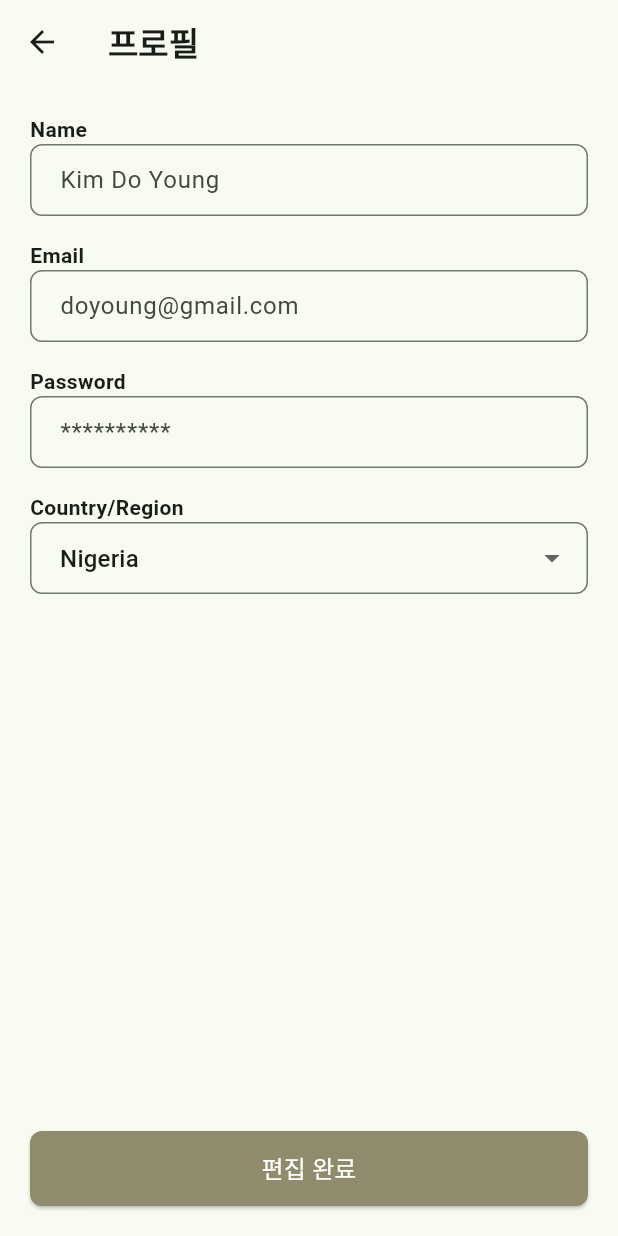
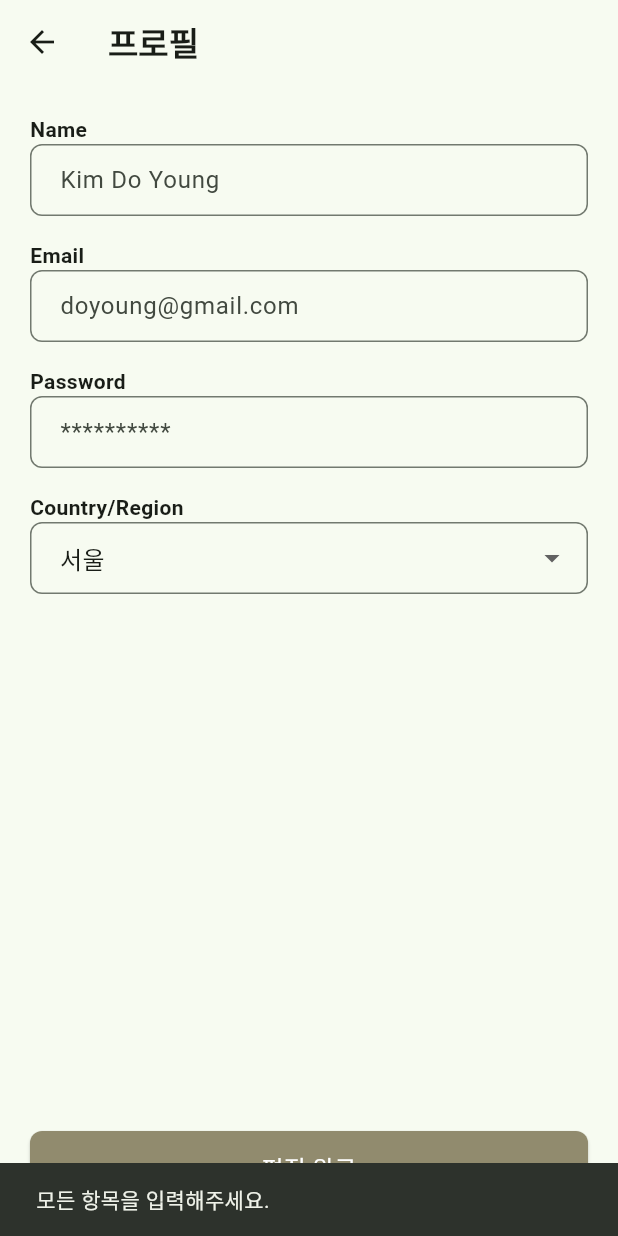
Before and after one commit to binseoyun/ForOurDisaster, a Flutter app: the ProfileScreen screen opened directly, after a tap on "편집 완료", on a phone screen of 412 x 824 dp. Run offline on Flutter 3.47's test engine with Material 3 defaults, Android fonts, the phone set to English and light mode, and no system bars; our stand-ins replace cloud_firestore, firebase_auth, firebase_core, shared_preferences; accounts and stored records are empty; Roboto replaces fonts that are missing (Pretendard).

Commit message:
stroe에 기본 데이터 베이스 입력하고 이를 uid를 통해서 저장가능하고 변경가능 하게 시도중

```diff
--- a/lib/screens/editprofile_screen.dart
+++ b/lib/screens/editprofile_screen.dart
@@ -1,5 +1,8 @@
 import 'package:flutter/material.dart';
 import 'package:cloud_firestore/cloud_firestore.dart'; //나중에 firestore 만들어서 연결해야함
+import 'package:firebase_auth/firebase_auth.dart'; //현재 로그인된 사용자의 uid를 불러와야 함
+
+
 
 class ProfileScreen extends StatefulWidget { //프로필 화면을 구성하는 StatefulWidget
   const ProfileScreen({super.key});
@@ -13,13 +16,35 @@ class _ProfileScreenState extends State<ProfileScreen> { //상태 클래스, 이
   final _nameController = TextEditingController(); //이름
   final _emailController = TextEditingController(); //이메일
   final _passwordController = TextEditingController(); //password
-  String _selectedCountry = 'Nigeria'; //국가
+  String _city = '서울'; //지역
 
 //드롭다운에 표시될 국가 목록 리스트
  //재난 문자 api 받게 되면 지역이 어떻게 분리되는지 확인 후 작업 진행
-  final List<String> countries = ['Nigeria', 'South Korea', 'USA', 'Japan', 'Germany'];
+  final List<String> city = ['서울', '대전', '부산', '인천', '광주'];
 
+//Firestore에서 기존 사용자 데이터 불러오기
+ Future<void> _loadUserProfile() async {
+    final uid = FirebaseAuth.instance.currentUser?.uid;
+    if (uid == null) return;
+
+    final doc = await FirebaseFirestore.instance.collection('users').doc(uid).get();
+    if (doc.exists) {
+      final data = doc.data()!;
+      _nameController.text = data['name'] ?? '';
+      _emailController.text = data['email'] ?? '';
+      _passwordController.text = data['password'] ?? '';
+      _city = data['country'] ?? '서울';
+      setState(() {}); // 화면 반영
+    }
+  }
+
+  //Firestore에 사용자 데이터 업데이트
   Future<void> _saveToFirebase() async {
+ //이 uid를 Firestore 문서의 ID로 사용해 정보를 불러오거나 수정
+    final uid = FirebaseAuth.instance.currentUser?.uid;
+    if(uid==null) return; //사용자 정보 없으면
+
+
     final name = _nameController.text.trim();
     final email = _emailController.text.trim();
     final password = _passwordController.text.trim();
@@ -33,13 +58,14 @@ class _ProfileScreenState extends State<ProfileScreen> { //상태 클래스, 이
 
 //firestore 버전 업그레이드 해서 연동 필요(데이터 설계해야함)
     try {
-      await FirebaseFirestore.instance.collection('users').add({
+      //uid는 회원가입 혹은 로그인 할때 Firebase가 자동 발급
+      await FirebaseFirestore.instance.collection('users').doc(uid).set({
         'name': name,
         'email': email,
         'password': password,
-        'country': _selectedCountry,
+        'country': _city,
         'timestamp': FieldValue.serverTimestamp(),
-      });
+      },SetOptions(merge: true)); //기존 문서가 있으면 업데이트, 없으면 생성
 
 
       ScaffoldMessenger.of(context).showSnackBar(
@@ -51,6 +77,14 @@ class _ProfileScreenState extends State<ProfileScreen> { //상태 클래스, 이
       );
     }
   }
+
+  @override
+  void initState() {
+    super.initState();
+    _loadUserProfile(); // 앱 시작 시 데이터 불러오기
+  }
+
+
 
 //build() 매서드 : 화면 UI 구성
   @override
@@ -96,25 +130,25 @@ class _ProfileScreenState extends State<ProfileScreen> { //상태 클래스, 이
             const SizedBox(height: 16),
             _buildLabel("Country/Region"),
             DropdownButtonFormField<String>( //DropdownButtonFormField는 사용자에게 국가 목록을 선택하게 함
-              value: _selectedCountry,
+              value: _city,
               decoration: _inputDecoration("Select Country"),
-              items: countries
+              items: city
                   .map((country) =>
                       DropdownMenuItem(value: country, child: Text(country)))
                   .toList(),
               onChanged: (value) {
                 if (value != null) {
                   setState(() { //선택된 값이 바뀌면 setState로 화면 갱신
-                    _selectedCountry = value;
+                    _city = value;
                   });
                 }
               },
             ),
             const Spacer(), //남은 공간을 밀어내어 아래 버튼이 하단에 고정되게
             ElevatedButton( //저장 버튼
-              onPressed: (){
-                //나중에 Firebase 저장 로직 작성
-              },
+              onPressed:_saveToFirebase, //firebase에 저장될 수 있게 저장 함수 호출
+
+            //firebase_auth를 통해 로그인한 사용자 정보 연동, Firestore에 저장된 사용자 불러오기, 수정 시 기존값 불러오기 등
               style: ElevatedButton.styleFrom(
                 backgroundColor: const Color(0xFF918B6E),
                 minimumSize: const Size(double.infinity, 50),
```
Also changed, not shown: 1 other file.
